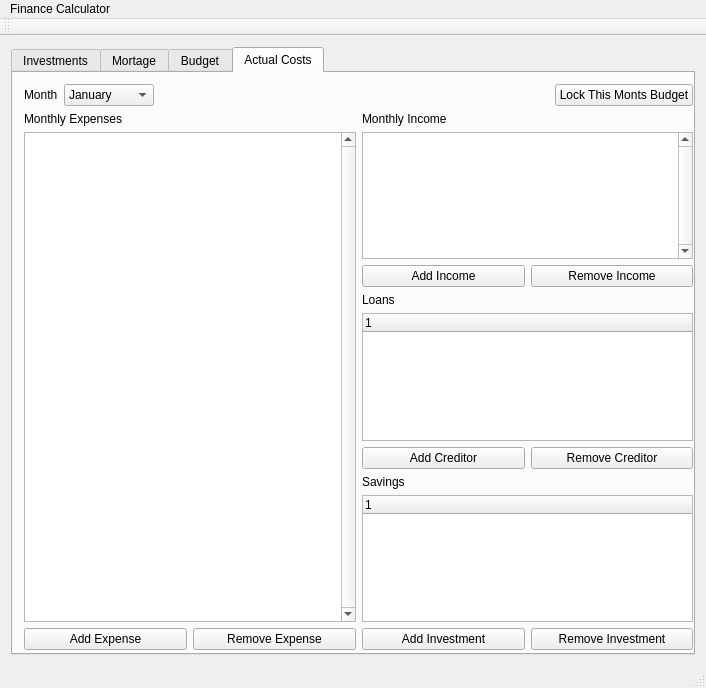
Qt form mainwindow.ui (jrutanen/FinanceCalculator) before a commit.
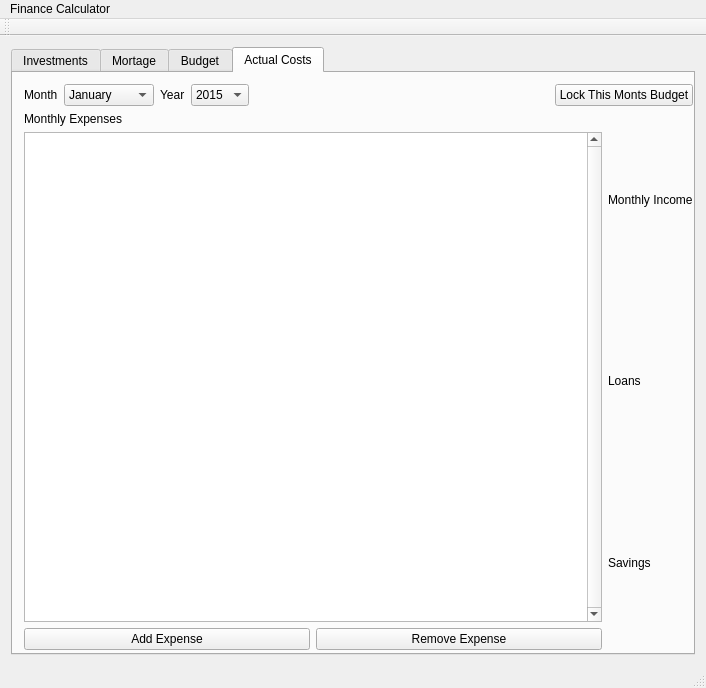
The same form after that commit. The open tabs and pages were chosen to show the change. Custom widgets are drawn as their Qt base class.

Commit message: Change month and year also for Actual cost. Removed income, loan and savings views from actual cost.

```diff
--- a/mainwindow.ui
+++ b/mainwindow.ui
@@ -850,6 +850,87 @@
              </item>
             </widget>
            </item>
+           <item>
+            <widget class="QLabel" name="label_Month_4">
+             <property name="maximumSize">
+              <size>
+               <width>50</width>
+               <height>16777215</height>
+              </size>
+             </property>
+             <property name="text">
+              <string>Year</string>
+             </property>
+            </widget>
+           </item>
+           <item>
+            <widget class="QComboBox" name="cbYearActual">
+             <property name="maximumSize">
+              <size>
+               <width>200</width>
+               <height>16777215</height>
+              </size>
+             </property>
+             <property name="maxCount">
+              <number>100</number>
+             </property>
+             <item>
+              <property name="text">
+               <string>2015</string>
+              </property>
+             </item>
+             <item>
+              <property name="text">
+               <string>2016</string>
+              </property>
+             </item>
+             <item>
+              <property name="text">
+               <string>2017</string>
+              </property>
+             </item>
+             <item>
+              <property name="text">
+               <string>2018</string>
+              </property>
+             </item>
+             <item>
+              <property name="text">
+               <string>2019</string>
+              </property>
+             </item>
+             <item>
+              <property name="text">
+               <string>2020</string>
+              </property>
+             </item>
+             <item>
+              <property name="text">
+               <string>2021</string>
+              </property>
+             </item>
+             <item>
+              <property name="text">
+               <string>2022</string>
+              </property>
+             </item>
+             <item>
+              <property name="text">
+               <string>2023</string>
+              </property>
+             </item>
+             <item>
+              <property name="text">
+               <string>2024</string>
+              </property>
+             </item>
+             <item>
+              <property name="text">
+               <string>2025</string>
+              </property>
+             </item>
+            </widget>
+           </item>
            <item>
             <spacer name="horizontalSpacer_2">
              <property name="orientation">
@@ -931,43 +1012,6 @@
                </property>
               </widget>
              </item>
-             <item>
-              <widget class="QTableView" name="tableViewIncome_2">
-               <property name="verticalScrollBarPolicy">
-                <enum>Qt::ScrollBarAlwaysOn</enum>
-               </property>
-               <property name="horizontalScrollBarPolicy">
-                <enum>Qt::ScrollBarAlwaysOff</enum>
-               </property>
-               <property name="autoScroll">
-                <bool>true</bool>
-               </property>
-               <property name="autoScrollMargin">
-                <number>16</number>
-               </property>
-               <property name="gridStyle">
-                <enum>Qt::DotLine</enum>
-               </property>
-              </widget>
-             </item>
-             <item>
-              <layout class="QHBoxLayout" name="horizontalLayout_12">
-               <item>
-                <widget class="QPushButton" name="pbAddIncome_2">
-                 <property name="text">
-                  <string>Add Income</string>
-                 </property>
-                </widget>
-               </item>
-               <item>
-                <widget class="QPushButton" name="pbRemoveIncome_2">
-                 <property name="text">
-                  <string>Remove Income</string>
-                 </property>
-                </widget>
-               </item>
-              </layout>
-             </item>
              <item>
               <widget class="QLabel" name="labelLoans_2">
                <property name="text">
@@ -975,33 +1019,6 @@
                </property>
               </widget>
              </item>
-             <item>
-              <widget class="QTreeWidget" name="twLoan_2">
-               <column>
-                <property name="text">
-                 <string notr="true">1</string>
-                </property>
-               </column>
-              </widget>
-             </item>
-             <item>
-              <layout class="QHBoxLayout" name="horizontalLayout_13">
-               <item>
-                <widget class="QPushButton" name="pbAddLoan_2">
-                 <property name="text">
-                  <string>Add Creditor</string>
-                 </property>
-                </widget>
-               </item>
-               <item>
-                <widget class="QPushButton" name="pbRemoveLoan_2">
-                 <property name="text">
-                  <string>Remove Creditor</string>
-                 </property>
-                </widget>
-               </item>
-              </layout>
-             </item>
              <item>
               <widget class="QLabel" name="labelSavings_2">
                <property name="text">
@@ -1010,31 +1027,7 @@
               </widget>
              </item>
              <item>
-              <widget class="QTreeWidget" name="twSavings_2">
-               <column>
-                <property name="text">
-                 <string notr="true">1</string>
-                </property>
-               </column>
-              </widget>
-             </item>
-             <item>
-              <layout class="QHBoxLayout" name="horizontalLayout_14">
-               <item>
-                <widget class="QPushButton" name="pbAddSavings_2">
-                 <property name="text">
-                  <string>Add Investment</string>
-                 </property>
-                </widget>
-               </item>
-               <item>
-                <widget class="QPushButton" name="pbRemoveSavings_2">
-                 <property name="text">
-                  <string>Remove Investment</string>
-                 </property>
-                </widget>
-               </item>
-              </layout>
+              <layout class="QHBoxLayout" name="horizontalLayout_14"/>
              </item>
             </layout>
            </item>
```
Left out of the diff: 6 changed lines with no effect on the pictures. The commit also changes 1 other file.
